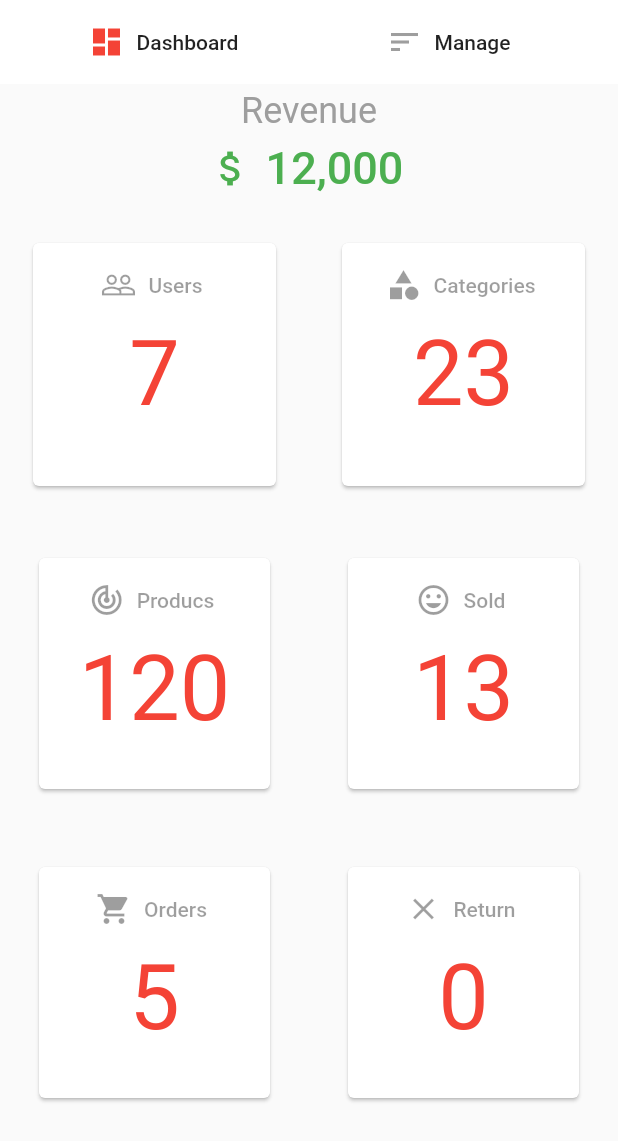
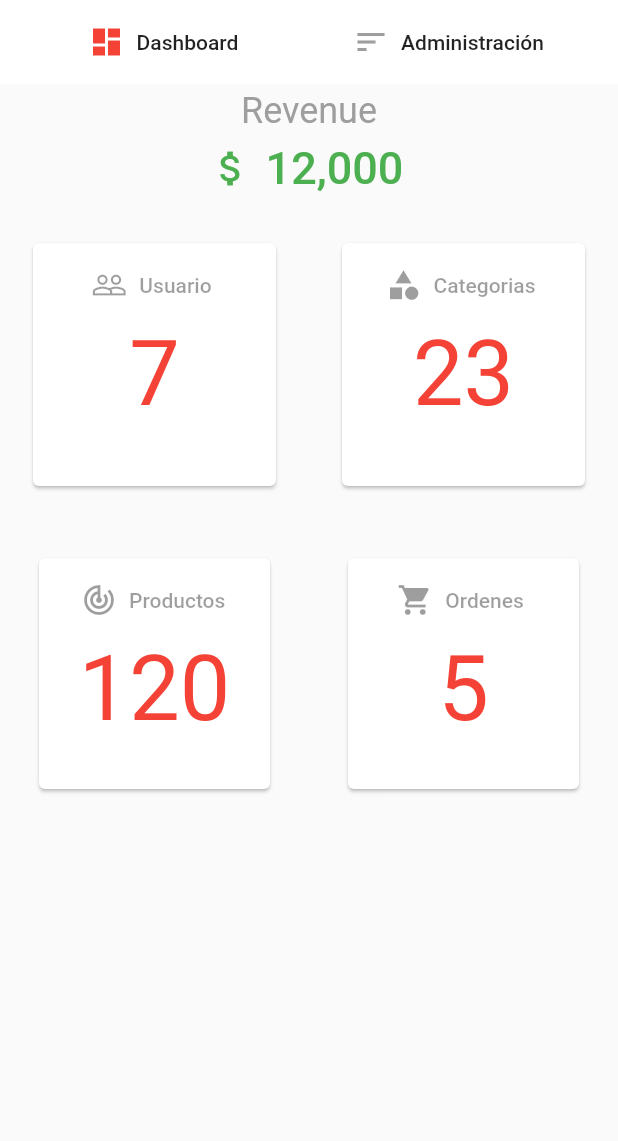
Before and after one commit to ExequielWiedermann/Pruebas, a Flutter app: the screen it shows after launch, on a phone screen of 412 x 824 dp. Shown: the top 1141 px of the screen. Run offline on Flutter 3.47's test engine with Material 2 defaults, Android fonts, the phone set to English and light mode, and no system bars; our stand-ins replace cloud_firestore, fluttertoast; accounts and stored records are empty.

Commit message:
Se crearon los cambios de iconos para la administración de productos

```diff
--- a/lib/screens/admin.dart
+++ b/lib/screens/admin.dart
@@ -51,7 +51,7 @@ class _AdminState extends State<Admin> {
                         color:
                         _selectedPage == Page.manage ? active : notActive,
                       ),
-                      label: Text('Manage'))),
+                      label: Text('Administración'))),
             ],
           ),
           elevation: 0.0,
@@ -95,7 +95,7 @@ class _AdminState extends State<Admin> {
                           title: FlatButton.icon(
                               onPressed: null,
                               icon: Icon(Icons.people_outline),
-                              label: Text("Users")),
+                              label: Text("Usuario")),
                           subtitle: Text(
                             '7',
                             textAlign: TextAlign.center,
@@ -110,7 +110,7 @@ class _AdminState extends State<Admin> {
                           title: FlatButton.icon(
                               onPressed: null,
                               icon: Icon(Icons.category),
-                              label: Text("Categories")),
+                              label: Text("Categorias")),
                           subtitle: Text(
                             '23',
                             textAlign: TextAlign.center,
@@ -125,7 +125,7 @@ class _AdminState extends State<Admin> {
                           title: FlatButton.icon(
                               onPressed: null,
                               icon: Icon(Icons.track_changes),
-                              label: Text("Producs")),
+                              label: Text("Productos")),
                           subtitle: Text(
                             '120',
                             textAlign: TextAlign.center,
@@ -139,40 +139,10 @@ class _AdminState extends State<Admin> {
                       child: ListTile(
                           title: FlatButton.icon(
                               onPressed: null,
-                              icon: Icon(Icons.tag_faces),
-                              label: Text("Sold")),
-                          subtitle: Text(
-                            '13',
-                            textAlign: TextAlign.center,
-                            style: TextStyle(color: active, fontSize: 60.0),
-                          )),
-                    ),
-                  ),
-                  Padding(
-                    padding: const EdgeInsets.all(22.0),
-                    child: Card(
-                      child: ListTile(
-                          title: FlatButton.icon(
-                              onPressed: null,
                               icon: Icon(Icons.shopping_cart),
-                              label: Text("Orders")),
+                              label: Text("Ordenes")),
                           subtitle: Text(
                             '5',
-                            textAlign: TextAlign.center,
-                            style: TextStyle(color: active, fontSize: 60.0),
-                          )),
-                    ),
-                  ),
-                  Padding(
-                    padding: const EdgeInsets.all(22.0),
-                    child: Card(
-                      child: ListTile(
-                          title: FlatButton.icon(
-                              onPressed: null,
-                              icon: Icon(Icons.close),
-                              label: Text("Return")),
-                          subtitle: Text(
-                            '0',
                             textAlign: TextAlign.center,
                             style: TextStyle(color: active, fontSize: 60.0),
                           )),
@@ -189,19 +159,19 @@ class _AdminState extends State<Admin> {
           children: <Widget>[
             ListTile(
               leading: Icon(Icons.add),
-              title: Text("Add product"),
+              title: Text("Agregar Producto"),
               onTap: () {},
             ),
             Divider(),
             ListTile(
-              leading: Icon(Icons.change_history),
-              title: Text("Products list"),
+              leading: Icon(Icons.category),
+              title: Text("Lista de Productos"),
               onTap: () {},
             ),
             Divider(),
             ListTile(
-              leading: Icon(Icons.add_circle),
-              title: Text("Add category"),
+              leading: Icon(Icons.add),
+              title: Text("Agregar Categoria"),
               onTap: () {
                 _categoryAlert();
               },
@@ -209,21 +179,21 @@ class _AdminState extends State<Admin> {
             Divider(),
             ListTile(
               leading: Icon(Icons.category),
-              title: Text("Category list"),
+              title: Text("Lista de Categorias"),
               onTap: () {},
             ),
             Divider(),
             ListTile(
-              leading: Icon(Icons.add_circle_outline),
-              title: Text("Add brand"),
+              leading: Icon(Icons.add),
+              title: Text("Agregar Marca"),
               onTap: () {
                 _brandAlert();
               },
             ),
             Divider(),
             ListTile(
-              leading: Icon(Icons.library_books),
-              title: Text("brand list"),
+              leading: Icon(Icons.category),
+              title: Text("Lista de Marcas"),
               onTap: () {},
             ),
             Divider(),
```
